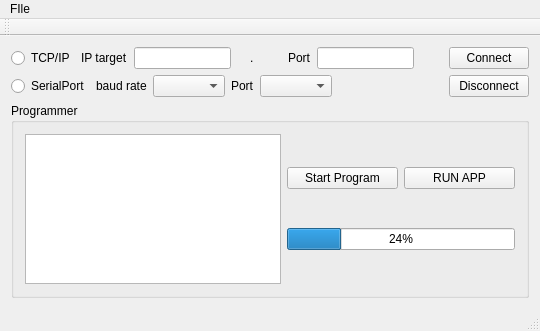
muvx2531/SimpleOTA, file simpleota.ui: the form before one commit.
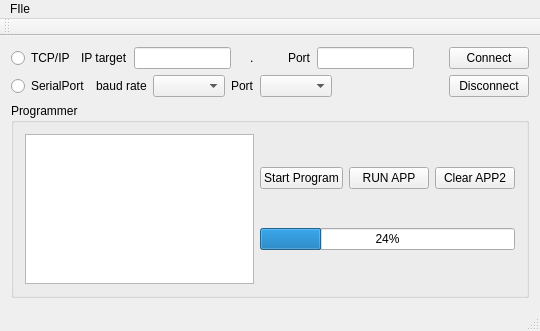
The form after the commit.

Patch:
```diff
--- a/simpleota.ui
+++ b/simpleota.ui
@@ -220,6 +220,13 @@
              </property>
             </widget>
            </item>
+           <item>
+            <widget class="QPushButton" name="ButtonClearAPP">
+             <property name="text">
+              <string>Clear APP2</string>
+             </property>
+            </widget>
+           </item>
           </layout>
          </item>
          <item>
```
